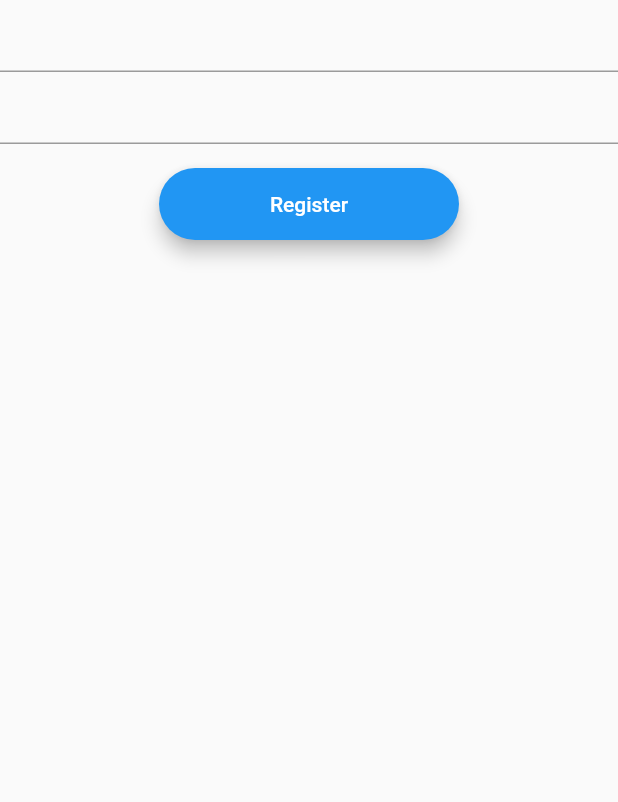
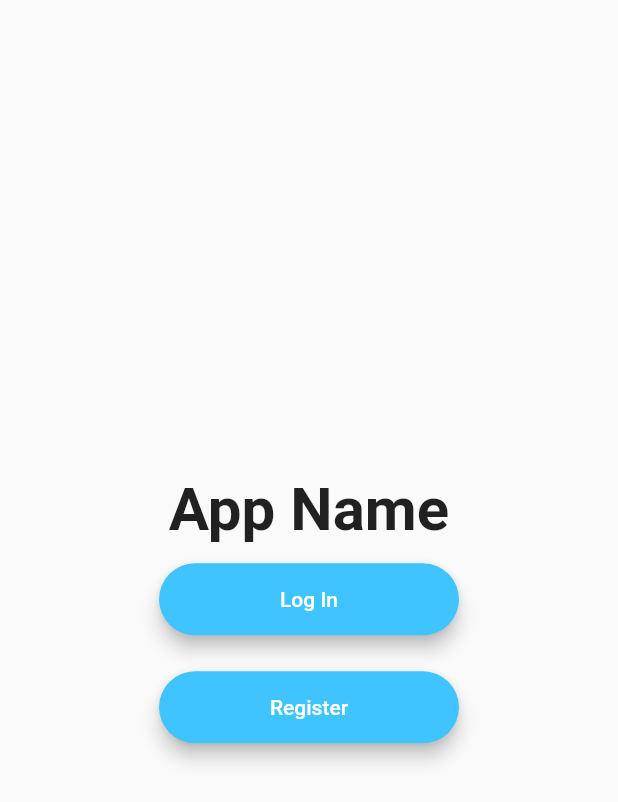
Before and after one commit to uottahack2020-winners/uottahack2020, a Flutter app: the screen it shows after launch, on a phone screen of 412 x 824 dp. Shown: the top 802 px of the screen. Run offline on Flutter 3.47's test engine with Material 2 defaults, Android fonts, the phone set to English and light mode, and no system bars; our stand-ins replace firebase_auth; accounts and stored records are empty.

Commit message:
login / register / splash screens
WIP

```diff
--- a/innova/lib/main.dart
+++ b/innova/lib/main.dart
@@ -1,7 +1,8 @@
 import 'package:flutter/material.dart';
-import 'package:flutter/services.dart';
-import 'package:firebase_auth/firebase_auth.dart';
-import 'package:innova/screens/home-screen.dart';
+import 'package:innova/screens/home_screen.dart';
+import 'package:innova/screens/splash_screen.dart';
+import 'package:innova/screens/register_screen.dart';
+import 'package:innova/screens/login_screen.dart';
 
 void main() => runApp(MyApp());
 
@@ -11,78 +12,13 @@ class MyApp extends StatelessWidget {
   Widget build(BuildContext context) {
     return MaterialApp(
       title: 'Flutter Demo',
-      initialRoute: 'welcomeScreen',
+      initialRoute: 'splash_screen',
       routes: {
-        'welcomeScreen': (context) => WelcomeScreen(),
-        'homeScreen': (context) => HomeScreen(),
+        'splash_screen': (context) => SplashScreen(),
+        'login_screen': (context) => LoginScreen(),
+        'register_screen': (context) => RegisterScreen(),
+        'home_screen': (context) => HomeScreen(),
       }
     );
   }
 }
-
-class WelcomeScreen extends StatefulWidget {
-  @override
-  _WelcomeScreenState createState() => _WelcomeScreenState();
-}
-
-class _WelcomeScreenState extends State<WelcomeScreen> {
-
-  String email;
-  String password;
-  final FirebaseAuth _auth = FirebaseAuth.instance;
-
-  @override
-  Widget build(BuildContext context) {
-    return Scaffold(
-      body: SafeArea(
-        child: Column(
-          children: <Widget>[
-            TextField(
-                keyboardType: TextInputType.emailAddress,
-                textAlign: TextAlign.center,
-                onChanged: (value) {
-                  email = value;
-                }
-            ),
-            TextField(
-              obscureText: false,
-              textAlign: TextAlign.center,
-              onChanged: (value) {
-                password = value;
-              },
-            ),
-            Padding(
-              padding: EdgeInsets.symmetric(vertical: 16.0),
-                child: Material(
-                elevation: 5.0, color: Colors.blue,
-                borderRadius: BorderRadius.circular(30.0),
-                child: MaterialButton(
-                  onPressed: () async {
-                    try {
-                      final firebaseUser = await _auth.createUserWithEmailAndPassword(email: email.trim(), password: password);
-
-                      if (firebaseUser != null) {
-                        Navigator.pushNamed(context, 'homeScreen');
-                      }
-                    } catch (e) {
-                      print(e);
-                    }
-
-                  },
-                  minWidth: 200.0,
-                  height: 42.0,
-                  child: Text(
-                    'Register',
-                    style: TextStyle(
-                      color: Colors.white,
-                    ),
-                  ),
-                ),
-              ),
-          ),
-          ],
-        ),
-      ),
-    );
-  }
-}
--- /dev/null
+++ b/innova/lib/screens/splash_screen.dart
@@ -0,0 +1,42 @@
+import 'package:flutter/material.dart';
+import 'package:innova/widgets/pill_button.dart';
+
+class SplashScreen extends StatelessWidget {
+  @override
+  Widget build(BuildContext context) {
+    return Scaffold(
+        body: SafeArea(
+          child: Container(
+            child: Center(
+              child: Column(
+                mainAxisAlignment: MainAxisAlignment.center,
+                children: <Widget>[
+                  Text(
+                    'App Name',
+                    style: TextStyle(
+                      fontSize: 40,
+                      fontWeight: FontWeight.bold,
+                    ),
+                  ),
+                  PillButton(
+                    title: 'Log In',
+                    colour: Colors.lightBlueAccent,
+                    onPressed: () {
+                      Navigator.pushNamed(context, 'login_screen');
+                    },
+                  ),
+                  PillButton(
+                    title: 'Register',
+                    colour: Colors.lightBlueAccent,
+                    onPressed: (){
+                      Navigator.pushNamed(context, 'register_screen');
+                    },
+                  )
+                ],
+              ),
+            ),
+          ),
+        )
+    );
+  }
+}
--- /dev/null
+++ b/innova/lib/widgets/pill_button.dart
@@ -0,0 +1,33 @@
+import 'package:flutter/material.dart';
+
+class PillButton extends StatelessWidget {
+
+  PillButton({this.title, this.colour, this.onPressed});
+
+  final Color colour;
+  final Function onPressed;
+  final String title;
+
+  @override
+  Widget build(BuildContext context) {
+    return Padding(
+      padding: EdgeInsets.symmetric(vertical: 12.0),
+      child: Material(
+        elevation: 5.0,
+        color: colour,
+        borderRadius: BorderRadius.circular(30.0),
+        child: MaterialButton(
+          onPressed: onPressed,
+          minWidth: 200.0,
+          height: 42.0,
+          child: Text(
+            title,
+            style: TextStyle(
+              color: Colors.white,
+            ),
+          ),
+        ),
+      ),
+    );
+  }
+}
```
Also changed, not shown: innova/lib/screens/login_screen.dart (added, +69 -0 lines), innova/lib/screens/register_screen.dart (added, +110 -0 lines), innova/lib/screens/home_screen.dart (renamed from innova/lib/screens/home-screen.dart).
